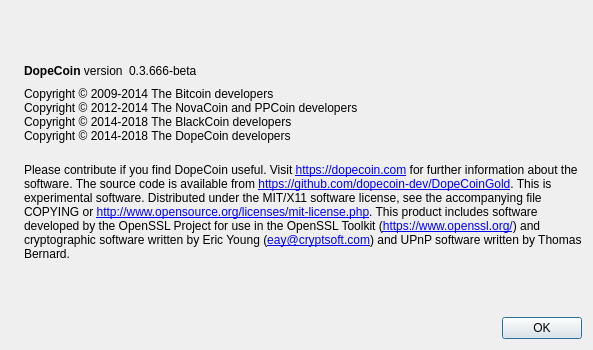
Before: the Qt Designer form src/qt/forms/aboutdialog.ui in lateminer/DopeCoinGold, drawn with Qt 5.
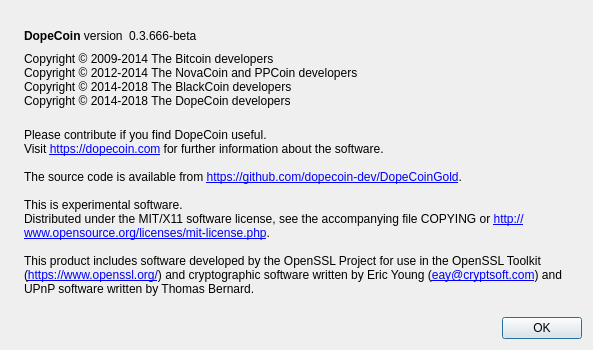
After: the same form once the commit is applied. Icons and pictures are not drawn.

Commit message: Fix text formatting in "About" dialog

What changed in the file:
```diff
--- a/src/qt/forms/aboutdialog.ui
+++ b/src/qt/forms/aboutdialog.ui
@@ -109,13 +109,13 @@
        </property>
        <property name="text">
         <string>
-Please contribute if you find DopeCoin useful. Visit &lt;a href=&quot;https://dopecoin.com&quot;&gt;https://dopecoin.com&lt;/a&gt; for further information about the software.
+Please contribute if you find DopeCoin useful.&lt;br&gt;
+Visit &lt;a href=&quot;https://dopecoin.com&quot;&gt;https://dopecoin.com&lt;/a&gt; for further information about the software.&lt;br&gt;&lt;br&gt;
 
-The source code is available from &lt;a href=&quot;https://github.com/dopecoin-dev/DopeCoinGold&quot;&gt;https://github.com/dopecoin-dev/DopeCoinGold&lt;/a&gt;.
+The source code is available from &lt;a href=&quot;https://github.com/dopecoin-dev/DopeCoinGold&quot;&gt;https://github.com/dopecoin-dev/DopeCoinGold&lt;/a&gt;.&lt;br&gt;&lt;br&gt;
 
-This is experimental software.
-
-Distributed under the MIT/X11 software license, see the accompanying file COPYING or &lt;a href=&quot;http://www.opensource.org/licenses/mit-license.php&quot;&gt;http://www.opensource.org/licenses/mit-license.php&lt;/a&gt;.
+This is experimental software.&lt;br&gt;
+Distributed under the MIT/X11 software license, see the accompanying file COPYING or &lt;a href=&quot;http://www.opensource.org/licenses/mit-license.php&quot;&gt;http://www.opensource.org/licenses/mit-license.php&lt;/a&gt;.&lt;br&gt;&lt;br&gt;
 
 This product includes software developed by the OpenSSL Project for use in the OpenSSL Toolkit (&lt;a href=&quot;https://www.openssl.org/&quot;&gt;https://www.openssl.org/&lt;/a&gt;) and cryptographic software written by Eric Young (&lt;a href=&quot;mailto:eay@cryptsoft.com&quot;&gt;eay@cryptsoft.com&lt;/a&gt;) and UPnP software written by Thomas Bernard.</string>
        </property>
```
